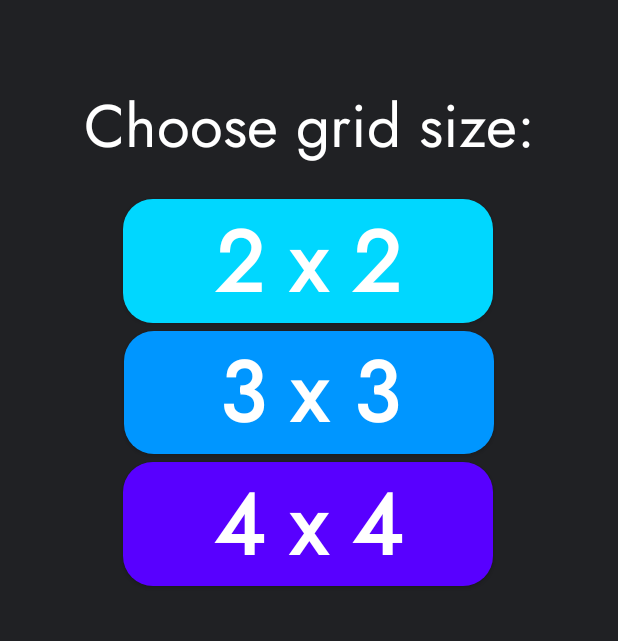
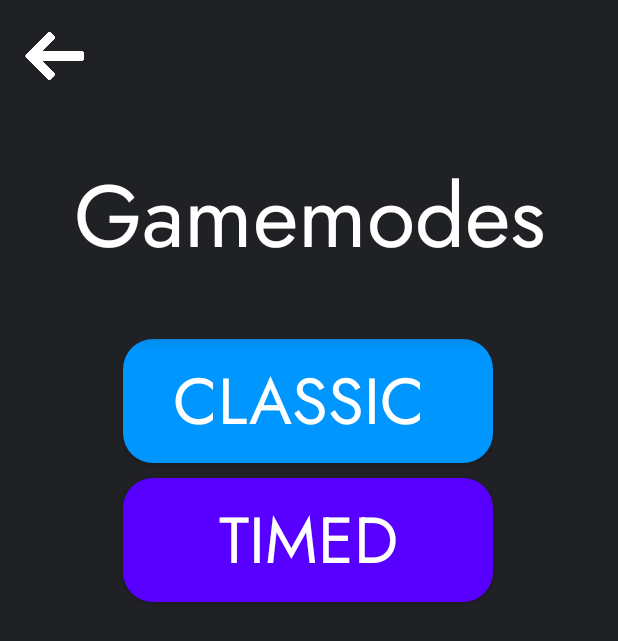
Before and after one commit to DumitruCimpean/GuessThePattern, an Android app: the screen it shows after launch (Levels), after a tap on "GAMEMODES", on a phone screen of 412 x 824 dp. Shown: the top 641 px of the screen. Run offline under Robolectric (Android 15) with nearby library versions, the light colour scheme and no system bars.

Commit message:
bug fixes and ui changes

```diff
--- a/app/src/main/java/com/example/guessthepattern/Easy.java
+++ b/app/src/main/java/com/example/guessthepattern/Easy.java
@@ -1,6 +1,7 @@
 package com.example.guessthepattern;
 
 import androidx.appcompat.app.AppCompatActivity;
+import androidx.constraintlayout.widget.ConstraintLayout;
 
 import android.app.AlertDialog;
 
@@ -159,8 +160,10 @@ public class Easy extends AppCompatActivity {
         });
 
         ImageButton revealBtn = findViewById(R.id.revelearBtn);
+        ConstraintLayout revealBox = findViewById(R.id.revealerBox);
         TextView title = findViewById(R.id.title);
         revealBtn.setOnClickListener(view -> {
+            gob.clickEffectResize(revealBox, this);
             if (revealersCount[0] > 0){
                 revealersCount[0]--;
                 editor.putInt(revealsKey, revealersCount[0]);
--- a/app/src/main/java/com/example/guessthepattern/Hard.java
+++ b/app/src/main/java/com/example/guessthepattern/Hard.java
@@ -1,6 +1,7 @@
 package com.example.guessthepattern;
 
 import androidx.appcompat.app.AppCompatActivity;
+import androidx.constraintlayout.widget.ConstraintLayout;
 
 import android.app.AlertDialog;
 import android.content.SharedPreferences;
@@ -263,8 +264,10 @@ public class Hard extends AppCompatActivity {
         });
 
         ImageButton revealBtn = findViewById(R.id.revelearBtn);
+        ConstraintLayout revealBox = findViewById(R.id.revealerBox);
         TextView title = findViewById(R.id.title);
         revealBtn.setOnClickListener(view -> {
+            gob.clickEffectResize(revealBox, this);
             if (revealersCount[0] > 0){
                 revealersCount[0]--;
                 editor.putInt(revealsKey, revealersCount[0]);
--- a/app/src/main/java/com/example/guessthepattern/MainActivity.java
+++ b/app/src/main/java/com/example/guessthepattern/MainActivity.java
@@ -56,16 +56,13 @@ public class MainActivity extends AppCompatActivity {
             levelEnter.start();
             Intent intent = new Intent(this, Levels.class);
             Handler resetHandler = new Handler();
-            resetHandler.postDelayed(new Runnable() {
-                @Override
-                public void run() {
+            resetHandler.postDelayed(() -> {
                 ActivityOptions options = ActivityOptions.makeScaleUpAnimation(
                         view,
                         0, 0,
                         view.getWidth(), view.getHeight()
                 );
                 startActivity(intent, options.toBundle());
-                }
             }, 100);
         });
 
@@ -75,16 +72,13 @@ public class MainActivity extends AppCompatActivity {
             levelEnter.start();
             Intent intent = new Intent(this, Shop.class);
             Handler resetHandler = new Handler();
-            resetHandler.postDelayed(new Runnable() {
-                @Override
-                public void run() {
+            resetHandler.postDelayed(() -> {
                 ActivityOptions options = ActivityOptions.makeScaleUpAnimation(
                         view,
                         0, 0,
                         view.getWidth(), view.getHeight()
                 );
                 startActivity(intent, options.toBundle());
-                }
             }, 100);
         });
 
--- a/app/src/main/java/com/example/guessthepattern/Medium.java
+++ b/app/src/main/java/com/example/guessthepattern/Medium.java
@@ -1,6 +1,7 @@
 package com.example.guessthepattern;
 
 import androidx.appcompat.app.AppCompatActivity;
+import androidx.constraintlayout.widget.ConstraintLayout;
 
 import android.app.AlertDialog;
 import android.content.SharedPreferences;
@@ -199,8 +200,10 @@ public class Medium extends AppCompatActivity {
         });
 
         ImageButton revealBtn = findViewById(R.id.revelearBtn);
+        ConstraintLayout revealBox = findViewById(R.id.revealerBox);
         TextView title = findViewById(R.id.title);
         revealBtn.setOnClickListener(view -> {
+            gob.clickEffectResize(revealBox, this);
             if (revealersCount[0] > 0){
                 revealersCount[0]--;
                 editor.putInt(revealsKey, revealersCount[0]);
--- a/app/src/main/java/com/example/guessthepattern/MyGlobals.java
+++ b/app/src/main/java/com/example/guessthepattern/MyGlobals.java
@@ -9,6 +9,7 @@ import android.view.View;
 import android.view.animation.Animation;
 import android.view.animation.AnimationUtils;
 import android.widget.Button;
+import android.widget.ImageButton;
 import android.widget.TextView;
 import android.widget.Toast;
 
@@ -54,7 +55,7 @@ public class MyGlobals extends Activity {
         resetHandler.postDelayed(() -> button.setAlpha(1.0F), 200);
     }
 
-    public void clickEffectResize(final Button button, Context context){
+    public void clickEffectResize(final View button , Context context){
         final Animation scaleDown = AnimationUtils.loadAnimation(context, R.anim.button_down);
         final Animation scaleUp = AnimationUtils.loadAnimation(context, R.anim.button_up);
         button.startAnimation(scaleDown);
--- a/app/src/main/java/com/example/guessthepattern/Shop.java
+++ b/app/src/main/java/com/example/guessthepattern/Shop.java
@@ -5,6 +5,7 @@ import androidx.appcompat.app.AppCompatActivity;
 import android.content.SharedPreferences;
 import android.os.Bundle;
 import android.widget.Button;
+import android.widget.ImageButton;
 import android.widget.TextView;
                                                                                                         // TODO: sounds and music
 public class Shop extends AppCompatActivity {
@@ -25,6 +26,8 @@ public class Shop extends AppCompatActivity {
         Button buyReveal = findViewById(R.id.buyReveal);
         Button buyRevive = findViewById(R.id.buyRevive);
 
+        ImageButton back = findViewById(R.id.backButton);
+        back.setOnClickListener(v -> finish());
 
         TextView revivePriceText = findViewById(R.id.priceAmountRevive);
         revivePriceText.setText(String.valueOf(revivesPrice[0]));
--- a/app/src/main/res/anim/button_up.xml
+++ b/app/src/main/res/anim/button_up.xml
@@ -6,5 +6,5 @@
     android:toYScale="1.0"
     android:pivotX="50%"
     android:pivotY="50%"
-    android:duration="150"
+    android:duration="100"
     android:fillAfter="true"/>
--- a/app/src/main/res/layout/activity_easy.xml
+++ b/app/src/main/res/layout/activity_easy.xml
@@ -286,6 +286,7 @@
         android:background="@drawable/rectangle_grey">
 
         <androidx.constraintlayout.widget.ConstraintLayout
+            android:id="@+id/revealerBox"
             android:layout_width="wrap_content"
             android:layout_height="match_parent"
             android:layout_marginTop="5dp"
--- a/app/src/main/res/layout/activity_hard.xml
+++ b/app/src/main/res/layout/activity_hard.xml
@@ -457,6 +457,7 @@
         android:background="@drawable/rectangle_grey">
 
         <androidx.constraintlayout.widget.ConstraintLayout
+            android:id="@+id/revealerBox"
             android:layout_width="wrap_content"
             android:layout_height="match_parent"
             android:layout_marginTop="5dp"
--- a/app/src/main/res/layout/activity_levels.xml
+++ b/app/src/main/res/layout/activity_levels.xml
@@ -7,13 +7,110 @@
     android:background="@color/dark_grey_100"
     tools:context=".Levels">
 
+    <ImageButton
+        android:id="@+id/backButton"
+        android:layout_width="0dp"
+        android:layout_height="0dp"
+        android:layout_alignParentStart="true"
+        android:background="@android:color/transparent"
+        android:scaleType="fitCenter"
+        android:src="@drawable/arrow"
+        app:layout_constraintBottom_toBottomOf="parent"
+        app:layout_constraintEnd_toEndOf="parent"
+        app:layout_constraintHeight_percent="0.05"
+        app:layout_constraintHorizontal_bias="0.045"
+        app:layout_constraintStart_toStartOf="parent"
+        app:layout_constraintTop_toTopOf="parent"
+        app:layout_constraintVertical_bias="0.019"
+        app:layout_constraintWidth_percent="0.1" />
+
+    <TextView
+        android:id="@+id/gamemodeTitle"
+        android:layout_width="match_parent"
+        android:layout_height="0dp"
+        android:layout_marginTop="5dp"
+        android:autoSizeTextType="uniform"
+        android:background="@color/dark_grey_100"
+        android:elevation="5dp"
+        android:fontFamily="@font/jost_variablewght"
+        android:gravity="center"
+        android:outlineAmbientShadowColor="@color/dark_grey_100"
+        android:outlineSpotShadowColor="@color/dark_grey_100"
+        android:padding="40dp"
+        android:text="Gamemodes"
+        android:textColor="@color/white"
+        app:layout_constraintBottom_toBottomOf="parent"
+        app:layout_constraintEnd_toEndOf="parent"
+        app:layout_constraintHeight_percent="0.2"
+        app:layout_constraintHorizontal_bias="0.0"
+        app:layout_constraintStart_toStartOf="parent"
+        app:layout_constraintTop_toBottomOf="@+id/backButton"
+        app:layout_constraintVertical_bias="0.0" />
+
+    <android.widget.Button
+        android:id="@+id/classicGames"
+        android:layout_width="0dp"
+        android:layout_height="0dp"
+        android:autoSizeTextType="uniform"
+        android:background="@drawable/rectangle_medium"
+        android:contentDescription="@string/app_name"
+        android:drawablePadding="500dp"
+        android:fontFamily="@font/jost_variablewght"
+        android:padding="10dp"
+        android:text="CLASSIC "
+        android:textColor="@color/white"
+        app:layout_constraintBottom_toBottomOf="parent"
+        app:layout_constraintEnd_toEndOf="parent"
+        app:layout_constraintHeight_percent="0.1"
+        app:layout_constraintHorizontal_bias="0.496"
+        app:layout_constraintStart_toStartOf="parent"
+        app:layout_constraintTop_toBottomOf="@+id/gamemodeTitle"
+        app:layout_constraintVertical_bias="0.0"
+        app:layout_constraintWidth_percent="0.6" />
+
+    <android.widget.Button
+        android:id="@+id/timedGamemod"
+        android:layout_width="0dp"
+        android:layout_height="0dp"
+        android:layout_marginTop="10dp"
+        android:autoSizeTextType="uniform"
+        android:background="@drawable/rectangle_dark"
+        android:contentDescription="@string/app_name"
+        android:drawablePadding="500dp"
+        android:fontFamily="@font/jost_variablewght"
+        android:padding="10dp"
+        android:text="TIMED"
+        android:textColor="@color/white"
+        app:layout_constraintBottom_toBottomOf="parent"
+        app:layout_constraintEnd_toEndOf="parent"
+        app:layout_constraintHeight_percent="0.1"
+        app:layout_constraintHorizontal_bias="0.496"
+        app:layout_constraintStart_toStartOf="parent"
+        app:layout_constraintTop_toBottomOf="@+id/classicGrids"
+        app:layout_constraintVertical_bias="0.0"
+        app:layout_constraintWidth_percent="0.6" />
+
+    <androidx.constraintlayout.widget.ConstraintLayout
+        android:id="@+id/classicGrids"
+        android:layout_width="0dp"
+        android:layout_height="0dp"
+        android:background="@drawable/rectangle_grey"
+        android:visibility="gone"
+        app:layout_constraintBottom_toBottomOf="parent"
+        app:layout_constraintEnd_toEndOf="parent"
+        app:layout_constraintHeight_percent="0.3"
+        app:layout_constraintHorizontal_bias="0.5"
+        app:layout_constraintStart_toStartOf="parent"
+        app:layout_constraintTop_toBottomOf="@+id/classicGames"
+        app:layout_constraintVertical_bias="0.0"
+        app:layout_constraintWidth_percent="0.6">
 
         <TextView
             android:id="@+id/difficultyTitle"
             android:layout_width="match_parent"
             android:layout_height="0dp"
             android:layout_centerHorizontal="true"
-        android:layout_marginTop="36dp"
+            android:layout_marginTop="10dp"
             android:autoSizeTextType="uniform"
             android:fontFamily="@font/jost_variablewght"
             android:gravity="center"
@@ -22,17 +119,17 @@
             android:textFontWeight="500"
             app:layout_constraintBottom_toBottomOf="parent"
             app:layout_constraintEnd_toEndOf="parent"
-        app:layout_constraintHeight_percent="0.07"
-        app:layout_constraintHorizontal_bias="0.0"
+            app:layout_constraintHeight_percent="0.15"
+            app:layout_constraintHorizontal_bias="1.0"
             app:layout_constraintStart_toStartOf="parent"
             app:layout_constraintTop_toTopOf="parent"
-        app:layout_constraintVertical_bias="0.026" />
+            app:layout_constraintVertical_bias="0.0" />
 
         <android.widget.Button
             android:id="@+id/diffEasy"
             android:layout_width="0dp"
             android:layout_height="0dp"
-        android:layout_marginTop="20dp"
+            android:layout_marginTop="10dp"
             android:autoSizeTextType="uniform"
             android:background="@drawable/rectangle_light"
             android:contentDescription="@string/app_name"
@@ -43,12 +140,12 @@
             android:textFontWeight="700"
             app:layout_constraintBottom_toBottomOf="parent"
             app:layout_constraintEnd_toEndOf="parent"
-        app:layout_constraintHeight_percent="0.1"
+            app:layout_constraintHeight_percent="0.2"
             app:layout_constraintHorizontal_bias="0.496"
             app:layout_constraintStart_toStartOf="parent"
             app:layout_constraintTop_toBottomOf="@+id/difficultyTitle"
             app:layout_constraintVertical_bias="0.0"
-        app:layout_constraintWidth_percent="0.6" />
+            app:layout_constraintWidth_percent="0.5" />
 
         <android.widget.Button
             android:id="@+id/diffMedium"
@@ -64,12 +161,12 @@
             android:textFontWeight="700"
             app:layout_constraintBottom_toBottomOf="parent"
             app:layout_constraintEnd_toEndOf="parent"
-        app:layout_constraintHeight_percent="0.1"
-        app:layout_constraintHorizontal_bias="0.5"
+            app:layout_constraintHeight_percent="0.2"
+            app:layout_constraintHorizontal_bias="0.496"
             app:layout_constraintStart_toStartOf="parent"
             app:layout_constraintTop_toBottomOf="@+id/diffEasy"
             app:layout_constraintVertical_bias="0.0"
-        app:layout_constraintWidth_percent="0.6" />
+            app:layout_constraintWidth_percent="0.5" />
 
         <android.widget.Button
             android:id="@+id/diffHard"
@@ -85,12 +182,14 @@
             android:textFontWeight="700"
             app:layout_constraintBottom_toBottomOf="parent"
             app:layout_constraintEnd_toEndOf="parent"
-        app:layout_constraintHeight_percent="0.1"
+            app:layout_constraintHeight_percent="0.2"
             app:layout_constraintHorizontal_bias="0.496"
             app:layout_constraintStart_toStartOf="parent"
             app:layout_constraintTop_toBottomOf="@+id/diffMedium"
             app:layout_constraintVertical_bias="0.0"
-        app:layout_constraintWidth_percent="0.6" />
+            app:layout_constraintWidth_percent="0.5" />
+
+    </androidx.constraintlayout.widget.ConstraintLayout>
 
 
 </androidx.constraintlayout.widget.ConstraintLayout>
--- a/app/src/main/res/layout/activity_main.xml
+++ b/app/src/main/res/layout/activity_main.xml
@@ -73,7 +73,7 @@
         android:id="@+id/shopBtn"
         android:layout_width="0dp"
         android:layout_height="0dp"
-        android:layout_marginBottom="364dp"
+        android:layout_marginTop="10dp"
         android:autoSizeTextType="uniform"
         android:background="@drawable/rectangle_dark"
         android:contentDescription="@string/app_name"
@@ -88,7 +88,7 @@
         app:layout_constraintHorizontal_bias="0.495"
         app:layout_constraintStart_toStartOf="parent"
         app:layout_constraintTop_toBottomOf="@+id/diffChoose"
-        app:layout_constraintVertical_bias="1.0"
+        app:layout_constraintVertical_bias="0.0"
         app:layout_constraintWidth_percent="0.7" />
 
     <TextView
--- a/app/src/main/res/layout/activity_medium.xml
+++ b/app/src/main/res/layout/activity_medium.xml
@@ -358,6 +358,7 @@
         android:background="@drawable/rectangle_grey">
 
         <androidx.constraintlayout.widget.ConstraintLayout
+            android:id="@+id/revealerBox"
             android:layout_width="wrap_content"
             android:layout_height="match_parent"
             android:layout_marginTop="5dp"
--- a/app/src/main/res/values/themes.xml
+++ b/app/src/main/res/values/themes.xml
@@ -2,6 +2,7 @@
 
     <!-- Base application theme. -->
     <style name="Theme.GuessThePattern" parent="Theme.AppCompat.Light.NoActionBar">
+        <item name="android:windowBackground">@color/dark_grey_100</item>
         <!-- Status bar color. -->
         <item name="android:statusBarColor">@color/dark_grey_100</item>
         <item name="android:windowLightStatusBar">false</item>
```
Also changed, not shown: app/src/main/java/com/example/guessthepattern/Levels.java (+87 -25 lines), app/src/main/res/anim/slide_down.xml (added, +7 -0 lines), app/src/main/res/anim/slide_up.xml (added, +7 -0 lines), app/src/main/res/drawable/revealer.xml (+6 -6 lines), app/src/main/res/layout/activity_shop.xml (+17 -0 lines), 1 other file. Lines whose indentation alone changed are shown as unchanged.
